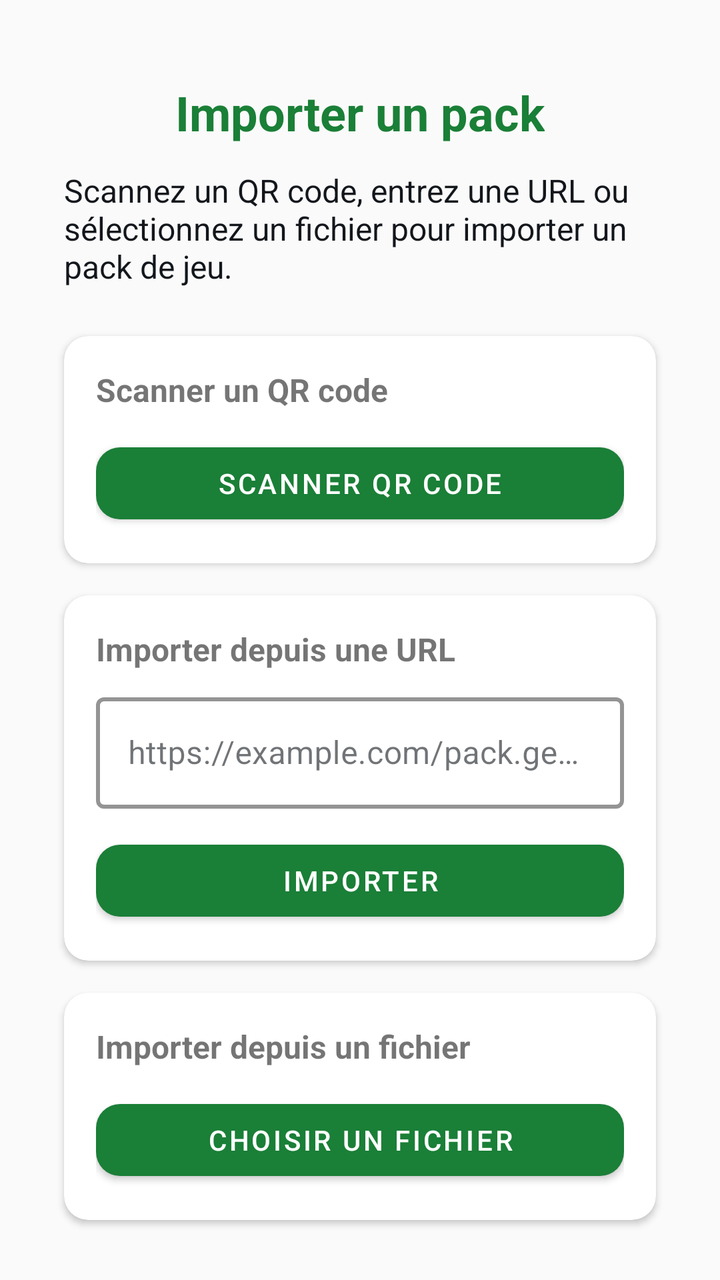
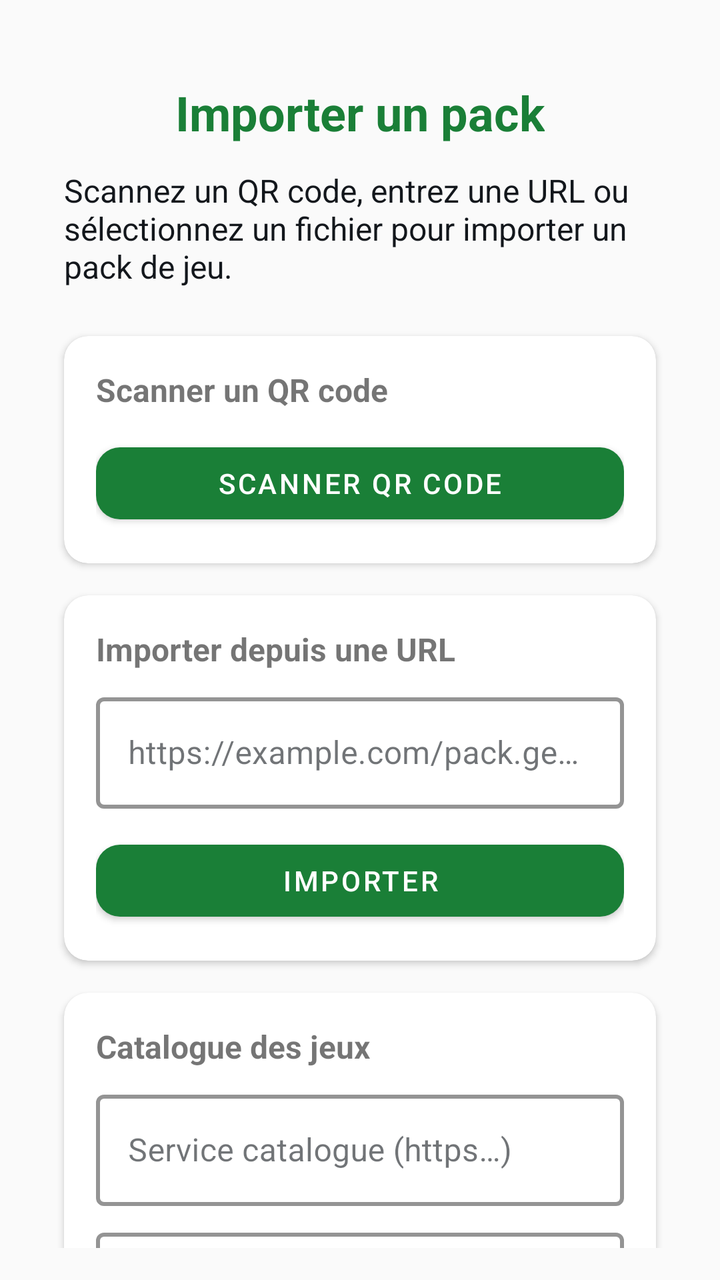

Screens rendered from an Android XML layout before and after an edit, with the pre-edit source and the edit as a unified diff.
<!-- AndroidManifest.xml: application theme Theme.GeoPlayPlayer -->
<!-- res/layout/fragment_import.xml -->
<?xml version="1.0" encoding="utf-8"?>
<androidx.constraintlayout.widget.ConstraintLayout
    xmlns:android="http://schemas.android.com/apk/res/android"
    xmlns:app="http://schemas.android.com/apk/res-auto"
    xmlns:tools="http://schemas.android.com/tools"
    android:layout_width="match_parent"
    android:layout_height="match_parent"
    android:padding="16dp"
    tools:context=".ui.ImportFragment">

    <TextView
        android:id="@+id/tvImportTitle"
        android:layout_width="wrap_content"
        android:layout_height="wrap_content"
        android:text="Importer un pack"
        android:textSize="24sp"
        android:textStyle="bold"
        android:textColor="@color/colorPrimary"
        app:layout_constraintTop_toTopOf="parent"
        app:layout_constraintStart_toStartOf="parent"
        app:layout_constraintEnd_toEndOf="parent"
        android:layout_marginTop="24dp" />

    <TextView
        android:id="@+id/tvImportSubtitle"
        android:layout_width="0dp"
        android:layout_height="wrap_content"
        android:text="Scannez un QR code, entrez une URL ou sélectionnez un fichier pour importer un pack de jeu."
        android:textSize="16sp"
        android:textColor="@color/colorOnSurface"
        app:layout_constraintTop_toBottomOf="@id/tvImportTitle"
        app:layout_constraintStart_toStartOf="parent"
        app:layout_constraintEnd_toEndOf="parent"
        android:layout_marginTop="12dp"
        android:layout_marginStart="16dp"
        android:layout_marginEnd="16dp" />

    <com.google.android.material.card.MaterialCardView
        android:id="@+id/cardQR"
        android:layout_width="0dp"
        android:layout_height="wrap_content"
        android:layout_marginTop="24dp"
        android:layout_marginStart="16dp"
        android:layout_marginEnd="16dp"
        app:layout_constraintTop_toBottomOf="@id/tvImportSubtitle"
        app:layout_constraintStart_toStartOf="parent"
        app:layout_constraintEnd_toEndOf="parent"
        app:cardCornerRadius="12dp"
        app:cardElevation="2dp">

        <LinearLayout
            android:layout_width="match_parent"
            android:layout_height="wrap_content"
            android:orientation="vertical"
            android:padding="16dp">

            <TextView
                android:layout_width="wrap_content"
                android:layout_height="wrap_content"
                android:text="Scanner un QR code"
                android:textStyle="bold"
                android:textSize="16sp" />

            <com.google.android.material.button.MaterialButton
                android:id="@+id/btnScanQR"
                style="@style/Widget.GeoPlayPlayer.Button.Primary"
                android:layout_width="match_parent"
                android:layout_height="wrap_content"
                android:layout_marginTop="12dp"
                android:text="Scanner QR Code" />
        </LinearLayout>
    </com.google.android.material.card.MaterialCardView>

    <com.google.android.material.card.MaterialCardView
        android:id="@+id/cardURL"
        android:layout_width="0dp"
        android:layout_height="wrap_content"
        android:layout_marginTop="16dp"
        android:layout_marginStart="16dp"
        android:layout_marginEnd="16dp"
        app:layout_constraintTop_toBottomOf="@id/cardQR"
        app:layout_constraintStart_toStartOf="parent"
        app:layout_constraintEnd_toEndOf="parent"
        app:cardCornerRadius="12dp"
        app:cardElevation="2dp">

        <LinearLayout
            android:layout_width="match_parent"
            android:layout_height="wrap_content"
            android:orientation="vertical"
            android:padding="16dp">

            <TextView
                android:layout_width="wrap_content"
                android:layout_height="wrap_content"
                android:text="Importer depuis une URL"
                android:textStyle="bold"
                android:textSize="16sp" />

            <com.google.android.material.textfield.TextInputLayout
                android:layout_width="match_parent"
                android:layout_height="wrap_content"
                android:layout_marginTop="8dp"
                style="@style/Widget.GeoPlayPlayer.TextInputLayout">

                <com.google.android.material.textfield.TextInputEditText
                    android:id="@+id/etImportUrl"
                    android:layout_width="match_parent"
                    android:layout_height="wrap_content"
                    android:hint="https://example.com/pack.geopack"
                    android:inputType="textUri" />
            </com.google.android.material.textfield.TextInputLayout>

            <com.google.android.material.button.MaterialButton
                android:id="@+id/btnImportUrl"
                style="@style/Widget.GeoPlayPlayer.Button.Primary"
                android:layout_width="match_parent"
                android:layout_height="wrap_content"
                android:layout_marginTop="12dp"
                android:text="Importer" />
        </LinearLayout>
    </com.google.android.material.card.MaterialCardView>

    <com.google.android.material.card.MaterialCardView
        android:id="@+id/cardFile"
        android:layout_width="0dp"
        android:layout_height="wrap_content"
        android:layout_marginTop="16dp"
        android:layout_marginStart="16dp"
        android:layout_marginEnd="16dp"
        app:layout_constraintTop_toBottomOf="@id/cardURL"
        app:layout_constraintStart_toStartOf="parent"
        app:layout_constraintEnd_toEndOf="parent"
        app:cardCornerRadius="12dp"
        app:cardElevation="2dp">

        <LinearLayout
            android:layout_width="match_parent"
            android:layout_height="wrap_content"
            android:orientation="vertical"
            android:padding="16dp">

            <TextView
                android:layout_width="wrap_content"
                android:layout_height="wrap_content"
                android:text="Importer depuis un fichier"
                android:textStyle="bold"
                android:textSize="16sp" />

            <com.google.android.material.button.MaterialButton
                android:id="@+id/btnPickFile"
                style="@style/Widget.GeoPlayPlayer.Button.Primary"
                android:layout_width="match_parent"
                android:layout_height="wrap_content"
                android:layout_marginTop="12dp"
                android:text="Choisir un fichier" />
        </LinearLayout>
    </com.google.android.material.card.MaterialCardView>

    <ProgressBar
        android:id="@+id/progressBar"
        style="?android:attr/progressBarStyleHorizontal"
        android:layout_width="0dp"
        android:layout_height="wrap_content"
        android:layout_marginTop="16dp"
        android:layout_marginStart="16dp"
        android:layout_marginEnd="16dp"
        android:visibility="gone"
        app:layout_constraintTop_toBottomOf="@id/cardFile"
        app:layout_constraintStart_toStartOf="parent"
        app:layout_constraintEnd_toEndOf="parent" />

</androidx.constraintlayout.widget.ConstraintLayout>
<!-- resources referenced by this layout -->
<resources>
  <color name="colorOnSurface">#13171c</color>
  <color name="colorPrimary">#1a7f37</color>
  <style name="Widget.GeoPlayPlayer.Button.Primary" parent="Widget.MaterialComponents.Button">
          <item name="backgroundTint">@color/colorPrimary</item>
          <item name="android:textColor">@color/white</item>
          <item name="cornerRadius">12dp</item>
          <item name="android:minHeight">48dp</item>
      </style>
  <style name="Widget.GeoPlayPlayer.TextInputLayout" parent="Widget.MaterialComponents.TextInputLayout.OutlinedBox">
          <item name="boxStrokeColor">@color/colorPrimary</item>
          <item name="boxStrokeWidth">2dp</item>
          <item name="hintTextColor">@color/colorOnSurface</item>
      </style>
  <style name="Theme.GeoPlayPlayer" parent="Theme.MaterialComponents.DayNight.DarkActionBar">
          <item name="colorPrimary">@color/colorPrimary</item>
          <item name="colorPrimaryVariant">@color/colorPrimaryDark</item>
          <item name="colorOnPrimary">@color/white</item>
          <item name="colorSecondary">@color/colorSecondary</item>
          <item name="colorSecondaryVariant">@color/colorSecondaryDark</item>
          <item name="colorOnSecondary">@color/black</item>
          <item name="android:colorBackground">@color/colorBackground</item>
          <item name="colorOnBackground">@color/colorOnBackground</item>
          <item name="colorSurface">@color/colorSurface</item>
          <item name="colorOnSurface">@color/colorOnSurface</item>
          <item name="colorError">@color/colorError</item>
          <item name="colorOnError">@color/white</item>
          <item name="android:statusBarColor">?attr/colorPrimaryVariant</item>
          <item name="android:windowLightStatusBar">false</item>
      </style>
  <color name="white">#ffffff</color>
  <color name="colorPrimaryDark">#116329</color>
  <color name="colorSecondary">#5f3dc4</color>
  <color name="colorSecondaryDark">#482ba0</color>
  <color name="black">#000000</color>
  <color name="colorBackground">#fafafa</color>
  <color name="colorOnBackground">#13171c</color>
  <color name="colorSurface">#ffffff</color>
  <color name="colorError">#b42318</color>
</resources>

<!-- the commit's change to res/layout/fragment_import.xml (unified diff, before → after) -->
@@ -122,13 +122,77 @@
     </com.google.android.material.card.MaterialCardView>
 
     <com.google.android.material.card.MaterialCardView
+        android:id="@+id/cardCatalog"
+        android:layout_width="0dp"
+        android:layout_height="wrap_content"
+        android:layout_marginTop="16dp"
+        android:layout_marginStart="16dp"
+        android:layout_marginEnd="16dp"
+        app:layout_constraintTop_toBottomOf="@id/cardURL"
+        app:layout_constraintStart_toStartOf="parent"
+        app:layout_constraintEnd_toEndOf="parent"
+        app:cardCornerRadius="12dp"
+        app:cardElevation="2dp">
+
+        <LinearLayout
+            android:layout_width="match_parent"
+            android:layout_height="wrap_content"
+            android:orientation="vertical"
+            android:padding="16dp">
+
+            <TextView
+                android:layout_width="wrap_content"
+                android:layout_height="wrap_content"
+                android:text="Catalogue des jeux"
+                android:textStyle="bold"
+                android:textSize="16sp" />
+
+            <com.google.android.material.textfield.TextInputLayout
+                android:layout_width="match_parent"
+                android:layout_height="wrap_content"
+                android:layout_marginTop="8dp"
+                style="@style/Widget.GeoPlayPlayer.TextInputLayout">
+
+                <com.google.android.material.textfield.TextInputEditText
+                    android:id="@+id/etCatalogUrl"
+                    android:layout_width="match_parent"
+                    android:layout_height="wrap_content"
+                    android:hint="Service catalogue (https…)"
+                    android:inputType="textUri" />
+            </com.google.android.material.textfield.TextInputLayout>
+
+            <com.google.android.material.textfield.TextInputLayout
+                android:layout_width="match_parent"
+                android:layout_height="wrap_content"
+                android:layout_marginTop="8dp"
+                style="@style/Widget.GeoPlayPlayer.TextInputLayout">
+
+                <com.google.android.material.textfield.TextInputEditText
+                    android:id="@+id/etCatalogCode"
+                    android:layout_width="match_parent"
+                    android:layout_height="wrap_content"
+                    android:hint="Code du jeu à 4 chiffres"
+                    android:inputType="number" />
+            </com.google.android.material.textfield.TextInputLayout>
+
+            <com.google.android.material.button.MaterialButton
+                android:id="@+id/btnImportCode"
+                style="@style/Widget.GeoPlayPlayer.Button.Primary"
+                android:layout_width="match_parent"
+                android:layout_height="wrap_content"
+                android:layout_marginTop="12dp"
+                android:text="Charger par code" />
+        </LinearLayout>
+    </com.google.android.material.card.MaterialCardView>
+
+    <com.google.android.material.card.MaterialCardView
         android:id="@+id/cardFile"
         android:layout_width="0dp"
         android:layout_height="wrap_content"
         android:layout_marginTop="16dp"
         android:layout_marginStart="16dp"
         android:layout_marginEnd="16dp"
-        app:layout_constraintTop_toBottomOf="@id/cardURL"
+        app:layout_constraintTop_toBottomOf="@id/cardCatalog"
         app:layout_constraintStart_toStartOf="parent"
         app:layout_constraintEnd_toEndOf="parent"
         app:cardCornerRadius="12dp"
